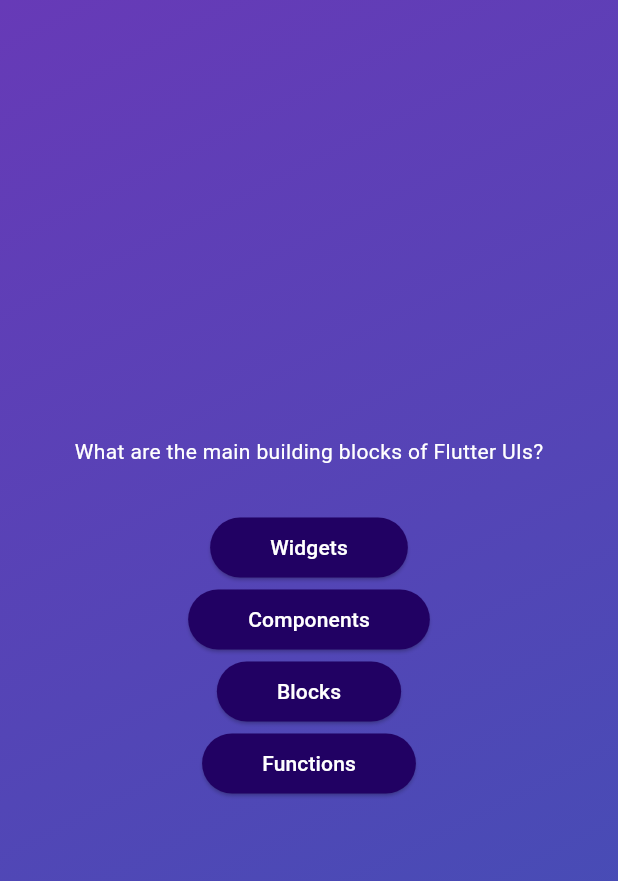
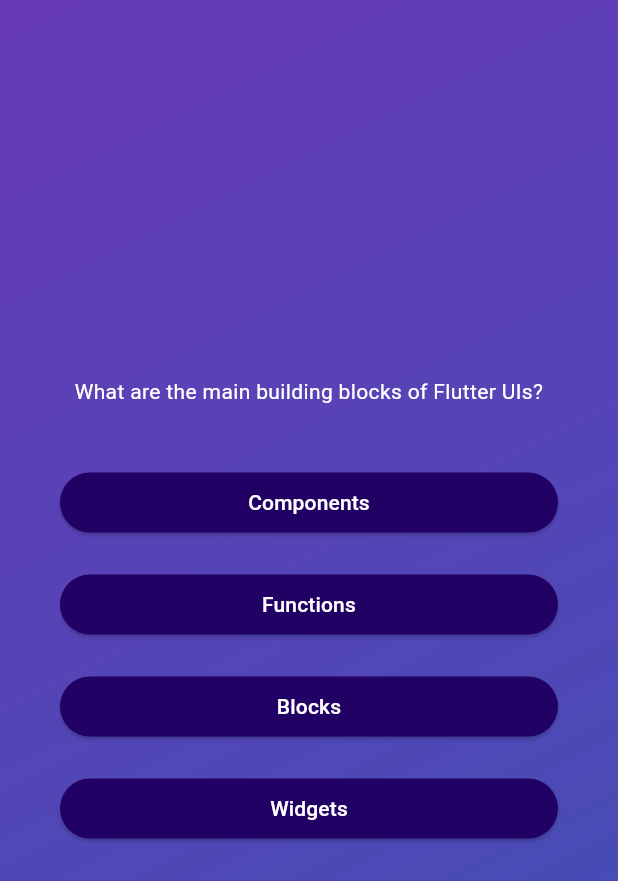
Before and after one commit to Vivekk-11/Quiz-App, a Flutter app: the screen it shows after launch, after a tap on "Start Quiz", on a phone screen of 412 x 824 dp. Shown: the top 881 px of the screen. Run offline on Flutter 3.47's test engine with Material 3 defaults, Android fonts, the phone set to English and light mode, and no system bars.

Commit message:
shuffled the answers and little bit of styling

```diff
--- a/lib/answer_button.dart
+++ b/lib/answer_button.dart
@@ -9,7 +9,9 @@ class AnswerButton extends StatelessWidget {
 
   @override
   Widget build(BuildContext context) {
-    return ElevatedButton(
+    return Padding(
+        padding: const EdgeInsets.symmetric(vertical: 10),
+        child: ElevatedButton(
           onPressed: pressHandler,
           style: ElevatedButton.styleFrom(
               padding: const EdgeInsets.symmetric(
@@ -23,7 +25,10 @@ class AnswerButton extends StatelessWidget {
                   40,
                 ),
               )),
-      child: Text(text),
-    );
+          child: Text(
+            text,
+            textAlign: TextAlign.center,
+          ),
+        ));
   }
 }
--- a/lib/models/quiz_question.dart
+++ b/lib/models/quiz_question.dart
@@ -3,4 +3,9 @@ class QuizQuestion {
 
   final String text;
   final List<String> answers;
+  getShuffleList() {
+    final shuffledList = List.of(answers);
+    shuffledList.shuffle();
+    return shuffledList;
+  }
 }
--- a/lib/questions.dart
+++ b/lib/questions.dart
@@ -11,16 +11,28 @@ class QuestionsScreen extends StatefulWidget {
 }
 
 class _QuestionsScreenState extends State<QuestionsScreen> {
+  var currentQuestionIndex = 0;
+
+  void answerQuestion() {
+    setState(() {
+      currentQuestionIndex++;
+    });
+  }
+
   @override
   Widget build(context) {
-    final currentQuestion = questions[0];
+    final currentQuestion = questions[currentQuestionIndex];
     return SizedBox(
       width: double.infinity,
+      child: Container(
+        margin: const EdgeInsets.all(40),
         child: Column(
           mainAxisAlignment: MainAxisAlignment.center,
+          crossAxisAlignment: CrossAxisAlignment.stretch,
           children: [
             Text(
               currentQuestion.text,
+              textAlign: TextAlign.center,
               style: const TextStyle(
                 color: Colors.white,
                 // fontSize: 20,
@@ -29,10 +41,11 @@ class _QuestionsScreenState extends State<QuestionsScreen> {
             const SizedBox(
               height: 30,
             ),
-          ...currentQuestion.answers.map((item) {
-            return AnswerButton(item, () {});
+            ...currentQuestion.getShuffleList().map((item) {
+              return AnswerButton(item, answerQuestion);
             })
           ],
+        ),
       ),
     );
   }
```
Lines whose indentation alone changed are shown as unchanged.
